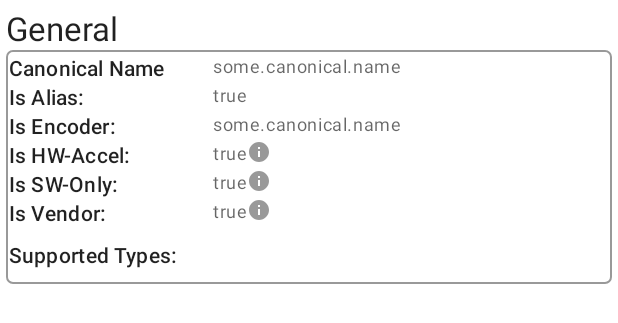
After one commit to igrvlhlb/Codeci, an Android app: the layout fragment_codec_details.xml on its own in the app's theme, with its tools: preview values and no code run, on a phone screen of 412 x 824 dp. The commit adds this screen. Shown: the top 323 px of the screen. Run offline under Robolectric (Android 15) with nearby library versions, the phone set to English and light mode, and no system bars.

Commit message:
Create the general section for codecs infos

```diff
--- /dev/null
+++ b/app/src/main/java/com/example/codeci/ui/main/CodecDetailsFragment.kt
@@ -0,0 +1,4 @@
+package com.example.codeci.ui.main
+
+class CodecDetailsFragment {
+}
--- a/app/src/main/java/com/example/codeci/ui/main/CodecsViewModel.kt
+++ b/app/src/main/java/com/example/codeci/ui/main/CodecsViewModel.kt
@@ -2,6 +2,7 @@ package com.example.codeci.ui.main
 
 import android.media.MediaCodecInfo
 import android.media.MediaCodecList
+import android.util.Log
 import androidx.lifecycle.ViewModel
 import androidx.lifecycle.ViewModelProvider
 
@@ -26,9 +27,8 @@ class CodecsViewModel : ViewModel() {
 
     private fun getCodecsInfos() {
         val allCodecs = MediaCodecList(MediaCodecList.ALL_CODECS).codecInfos
-        val decoders = allCodecs.filter { !it.isEncoder }
-        val encoders = allCodecs.filter { it.isEncoder }
         codecsSet = allCodecs.map { it.name to it }.toSortedSet(CodecPairComparator.INSTANCE)
+        codecsSet.forEach { Log.d("TAG", "${it.first}: ${it.second.supportedTypes.size}") }
     }
 
     private class CodecPairComparator: Comparator<MediaCodecInfoPair> {
--- /dev/null
+++ b/app/src/main/res/drawable/baseline_info_24.xml
@@ -0,0 +1,5 @@
+<vector android:height="16dp" android:tint="@color/border_color"
+    android:viewportHeight="24" android:viewportWidth="24"
+    android:width="16dp" xmlns:android="http://schemas.android.com/apk/res/android">
+    <path android:fillColor="@android:color/white" android:pathData="M12,2C6.48,2 2,6.48 2,12s4.48,10 10,10 10,-4.48 10,-10S17.52,2 12,2zM13,17h-2v-6h2v6zM13,9h-2L11,7h2v2z"/>
+</vector>
--- /dev/null
+++ b/app/src/main/res/drawable/section_border.xml
@@ -0,0 +1,9 @@
+<?xml version="1.0" encoding="utf-8"?>
+<shape xmlns:android="http://schemas.android.com/apk/res/android"
+    android:shape="rectangle">
+    <corners
+        android:radius="4dp" />
+    <stroke
+        android:width="1dp"
+        android:color="@color/border_color" />
+</shape>
--- a/app/src/main/res/layout/codec_name_card_layout.xml
+++ b/app/src/main/res/layout/codec_name_card_layout.xml
@@ -30,18 +30,21 @@
             android:layout_width="wrap_content"
             android:layout_height="wrap_content"
             android:layout_marginTop="4dp"
+            style="@style/TextAppearance.Material3.BodySmall"
             app:layout_constraintTop_toBottomOf="@id/codec_name_value"
             app:layout_constraintStart_toStartOf="@id/codec_name_value" />
+
         <TextView
+            android:id="@+id/codec_type_value"
+            style="@style/TextAppearance.Material3.BodySmall"
             android:layout_width="wrap_content"
             android:layout_height="wrap_content"
-            android:id="@+id/codec_type_value"
-            style="@style/TextAppearance.Material3.TitleSmall"
-            tools:text="video/avc"
+            android:layout_marginStart="4dp"
             android:ellipsize="middle"
+            app:layout_constraintBottom_toBottomOf="@+id/codec_type_title"
             app:layout_constraintStart_toEndOf="@id/codec_type_title"
             app:layout_constraintTop_toTopOf="@id/codec_type_title"
-            android:layout_marginStart="4dp"/>
+            tools:text="video/avc" />
 
 
     </androidx.constraintlayout.widget.ConstraintLayout>
--- /dev/null
+++ b/app/src/main/res/layout/fragment_codec_details.xml
@@ -0,0 +1,163 @@
+<?xml version="1.0" encoding="utf-8"?>
+<androidx.constraintlayout.widget.ConstraintLayout xmlns:android="http://schemas.android.com/apk/res/android"
+    xmlns:tools="http://schemas.android.com/tools"
+    android:layout_width="match_parent"
+    android:layout_height="match_parent"
+    xmlns:app="http://schemas.android.com/apk/res-auto"
+    android:padding="4dp">
+    <TextView
+        android:layout_width="wrap_content"
+        android:layout_height="wrap_content"
+        android:id="@+id/general_section_title"
+        android:text="@string/general_section"
+        style="@style/TextAppearance.Material3.TitleLarge"
+        app:layout_constraintStart_toStartOf="parent"
+        app:layout_constraintTop_toTopOf="parent"
+        />
+    <androidx.constraintlayout.widget.ConstraintLayout
+        android:layout_width="0dp"
+        android:layout_height="wrap_content"
+        android:background="@drawable/section_border"
+        android:padding="2dp"
+        android:id="@+id/general_section_body"
+        app:layout_constraintStart_toStartOf="parent"
+        app:layout_constraintTop_toBottomOf="@id/general_section_title"
+        app:layout_constraintEnd_toEndOf="parent"
+        android:orientation="vertical">
+        <TextView
+            android:layout_width="wrap_content"
+            android:layout_height="wrap_content"
+            style="@style/TextAppearance.Material3.TitleSmall"
+            android:text="@string/canonical_name_title"
+            android:id="@+id/canonical_name_title"
+            app:layout_constraintStart_toStartOf="parent"
+            app:layout_constraintTop_toTopOf="parent">
+        </TextView>
+        <TextView
+            android:layout_width="wrap_content"
+            android:layout_height="wrap_content"
+            style="@style/TextAppearance.Material3.BodySmall"
+            tools:text="some.canonical.name"
+            app:layout_constraintTop_toTopOf="@id/canonical_name_title"
+            app:layout_constraintStart_toEndOf="@id/titles_barrier"/>
+        <TextView
+            android:layout_width="wrap_content"
+            android:layout_height="wrap_content"
+            style="@style/TextAppearance.Material3.TitleSmall"
+            android:text="@string/is_alias_title"
+            android:id="@+id/is_alias_title"
+            app:layout_constraintTop_toBottomOf="@id/canonical_name_title"
+            app:layout_constraintStart_toStartOf="parent">
+        </TextView>
+        <TextView
+            android:layout_width="wrap_content"
+            android:layout_height="wrap_content"
+            app:layout_constraintStart_toEndOf="@id/titles_barrier"
+            app:layout_constraintTop_toTopOf="@id/is_alias_title"
+            style="@style/TextAppearance.Material3.BodySmall"
+            tools:text="true"/>
+        <TextView
+            android:layout_width="wrap_content"
+            android:layout_height="wrap_content"
+            style="@style/TextAppearance.Material3.TitleSmall"
+            android:id="@+id/is_encoder_title"
+            app:layout_constraintTop_toBottomOf="@id/is_alias_title"
+            app:layout_constraintStart_toStartOf="parent"
+            android:text="@string/is_encoder_title">
+        </TextView>
+        <TextView
+            android:layout_width="wrap_content"
+            android:layout_height="wrap_content"
+            style="@style/TextAppearance.Material3.BodySmall"
+            app:layout_constraintTop_toTopOf="@id/is_encoder_title"
+            app:layout_constraintStart_toEndOf="@id/titles_barrier"
+            tools:text="some.canonical.name"/>
+        <TextView
+            android:layout_width="wrap_content"
+            android:layout_height="wrap_content"
+            android:id="@+id/is_hardware_accelerated_title"
+            style="@style/TextAppearance.Material3.TitleSmall"
+            app:layout_constraintTop_toBottomOf="@id/is_encoder_title"
+            app:layout_constraintStart_toStartOf="parent"
+            android:text="@string/is_hw_accel_title">
+        </TextView>
+        <TextView
+            android:layout_width="wrap_content"
+            android:layout_height="wrap_content"
+            app:layout_constraintTop_toTopOf="@id/is_hardware_accelerated_title"
+            app:layout_constraintStart_toEndOf="@id/titles_barrier"
+            style="@style/TextAppearance.Material3.BodySmall"
+            tools:text="true"
+            app:drawableEndCompat="@drawable/baseline_info_24" />
+        <TextView
+            android:layout_width="wrap_content"
+            android:layout_height="wrap_content"
+            android:id="@+id/is_software_only_title"
+            style="@style/TextAppearance.Material3.TitleSmall"
+            app:layout_constraintTop_toBottomOf="@id/is_hardware_accelerated_title"
+            app:layout_constraintStart_toStartOf="parent"
+            android:text="@string/is_sw_only_title">
+        </TextView>
+        <TextView
+            android:layout_width="wrap_content"
+            android:layout_height="wrap_content"
+            app:layout_constraintTop_toTopOf="@id/is_software_only_title"
+            app:layout_constraintStart_toEndOf="@id/titles_barrier"
+            style="@style/TextAppearance.Material3.BodySmall"
+            tools:text="true"
+            app:drawableEndCompat="@drawable/baseline_info_24" />
+        <TextView
+            android:layout_width="wrap_content"
+            android:layout_height="wrap_content"
+            android:id="@+id/is_vendor_title"
+            style="@style/TextAppearance.Material3.TitleSmall"
+            app:layout_constraintTop_toBottomOf="@id/is_software_only_title"
+            app:layout_constraintStart_toStartOf="parent"
+            android:text="Is Vendor:">
+        </TextView>
+        <TextView
+            android:layout_width="wrap_content"
+            android:layout_height="wrap_content"
+            app:layout_constraintTop_toTopOf="@id/is_vendor_title"
+            app:layout_constraintStart_toEndOf="@id/titles_barrier"
+            style="@style/TextAppearance.Material3.BodySmall"
+            tools:text="true"
+            app:drawableEndCompat="@drawable/baseline_info_24" />
+        <TextView
+            android:layout_width="wrap_content"
+            android:layout_height="wrap_content"
+            android:id="@+id/supported_types_title"
+            style="@style/TextAppearance.Material3.TitleSmall"
+            app:layout_constraintTop_toTopOf="@id/supported_types_scroll"
+            app:layout_constraintBottom_toBottomOf="@id/supported_types_scroll"
+            app:layout_constraintStart_toStartOf="parent"
+            android:text="@string/supported_types_title">
+        </TextView>
+        <ScrollView
+            android:layout_width="wrap_content"
+            android:layout_height="wrap_content"
+            android:id="@+id/supported_types_scroll"
+            app:layout_constraintTop_toBottomOf="@id/is_vendor_title"
+            app:layout_constraintStart_toEndOf="@id/titles_barrier"
+            tools:layout_width="64dp"
+            tools:layout_height="36dp"
+            >
+            <LinearLayout
+                android:layout_width="wrap_content"
+                android:layout_height="wrap_content"
+                android:id="@+id/supported_types_layout"
+                android:orientation="vertical"
+                tools:layout_height="36dp"
+                tools:layout_width="64dp">
+
+            </LinearLayout>
+        </ScrollView>
+        <androidx.constraintlayout.widget.Barrier
+            android:layout_width="wrap_content"
+            android:layout_height="wrap_content"
+            android:id="@+id/titles_barrier"
+            app:constraint_referenced_ids="canonical_name_title,is_alias_title,is_encoder_title,is_hardware_accelerated_title,is_software_only_title,is_vendor_title,supported_types_title"
+            app:barrierDirection="end"
+            app:barrierMargin="24dp"/>
+    </androidx.constraintlayout.widget.ConstraintLayout>
+</androidx.constraintlayout.widget.ConstraintLayout>
--- a/app/src/main/res/layout/fragment_codec_list.xml
+++ b/app/src/main/res/layout/fragment_codec_list.xml
@@ -19,6 +19,7 @@
         android:layout_height="wrap_content"
         android:text="@string/decoders_string"
         android:id="@+id/decoders_recycler_view_title"
+        style="@style/TextAppearance.Material3.TitleMedium"
         app:layout_constraintStart_toStartOf="parent"
         app:layout_constraintTop_toTopOf="parent"
         android:layout_marginStart="4dp"/>
@@ -28,6 +29,7 @@
         android:text="@string/encoders_string"
         android:id="@+id/encoders_recycler_view_title"
         android:layout_marginStart="4dp"
+        style="@style/TextAppearance.Material3.TitleMedium"
         app:layout_constraintStart_toEndOf="@id/recycler_view_divider"
         app:layout_constraintTop_toTopOf="parent"
         />
--- a/app/src/main/res/values/colors.xml
+++ b/app/src/main/res/values/colors.xml
@@ -7,4 +7,5 @@
     <color name="teal_700">#FF018786</color>
     <color name="black">#FF000000</color>
     <color name="white">#FFFFFFFF</color>
+    <color name="border_color">#999999</color>
 </resources>
--- a/app/src/main/res/values/strings.xml
+++ b/app/src/main/res/values/strings.xml
@@ -4,4 +4,11 @@
     <string name="codec_type">Type:</string>
     <string name="decoders_string">Decoders</string>
     <string name="encoders_string">Encoders</string>
+    <string name="general_section">General</string>
+    <string name="canonical_name_title">Canonical Name</string>
+    <string name="is_alias_title">Is Alias:</string>
+    <string name="is_encoder_title">Is Encoder:</string>
+    <string name="is_sw_only_title">Is SW-Only:</string>
+    <string name="is_hw_accel_title">Is HW-Accel:</string>
+    <string name="supported_types_title">Supported Types:</string>
 </resources>
```
